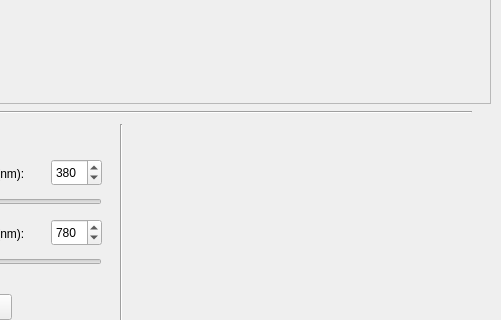
domdealm/PySide2Spectrometer, file GUI/Pages/mainPage.ui: the form before one commit; both pictures show x 229 to 730 and y 196 to 516 of the 730 by 600 pixel window.
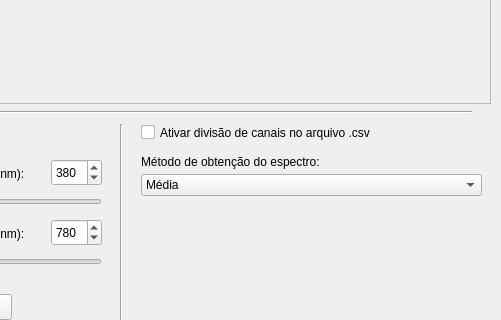
The form after the commit. The open tabs and pages were chosen to show the change. Icons and pictures are not drawn.

Diff of the .ui file:
```diff
--- a/GUI/Pages/mainPage.ui
+++ b/GUI/Pages/mainPage.ui
@@ -967,6 +967,52 @@
      <enum>Qt::Vertical</enum>
     </property>
    </widget>
+   <widget class="QCheckBox" name="SplitChannel">
+    <property name="geometry">
+     <rect>
+      <x>370</x>
+      <y>320</y>
+      <width>231</width>
+      <height>17</height>
+     </rect>
+    </property>
+    <property name="text">
+     <string>Ativar divisão de canais no arquivo .csv</string>
+    </property>
+   </widget>
+   <widget class="QLabel" name="label_16">
+    <property name="geometry">
+     <rect>
+      <x>370</x>
+      <y>350</y>
+      <width>191</width>
+      <height>16</height>
+     </rect>
+    </property>
+    <property name="text">
+     <string>Método de obtenção do espectro:</string>
+    </property>
+   </widget>
+   <widget class="QComboBox" name="SpecMethod">
+    <property name="geometry">
+     <rect>
+      <x>370</x>
+      <y>370</y>
+      <width>341</width>
+      <height>22</height>
+     </rect>
+    </property>
+    <item>
+     <property name="text">
+      <string>Média</string>
+     </property>
+    </item>
+    <item>
+     <property name="text">
+      <string>Conversão para escala de cinza</string>
+     </property>
+    </item>
+   </widget>
   </widget>
  </widget>
  <resources/>
```
Left out of the diff: 15 changed lines with no effect on the pictures.
